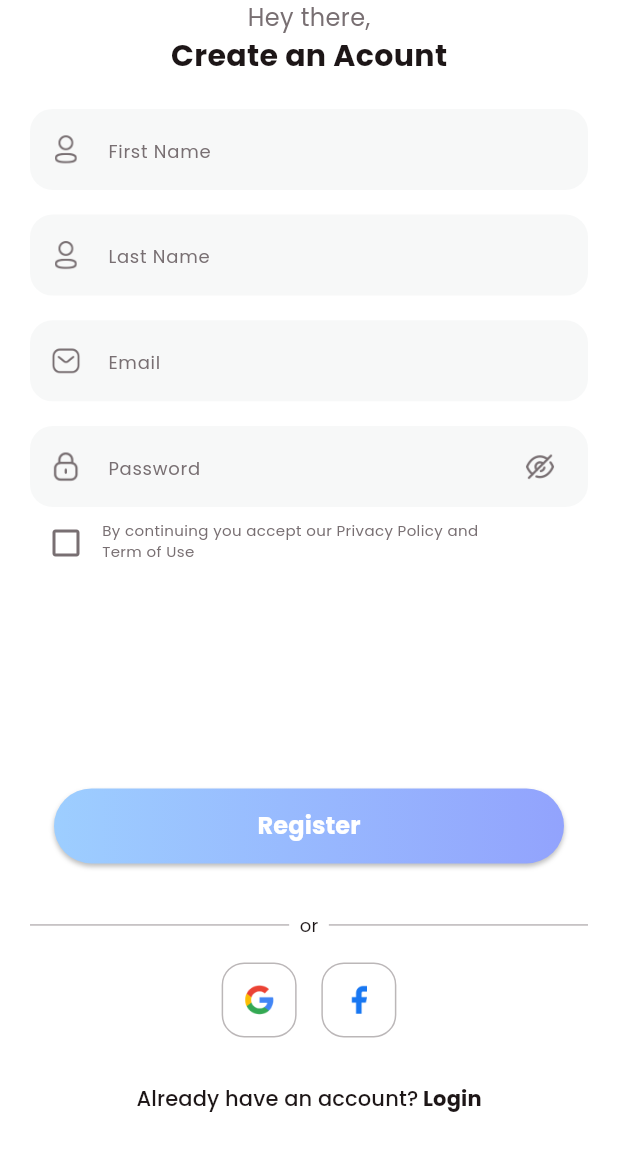
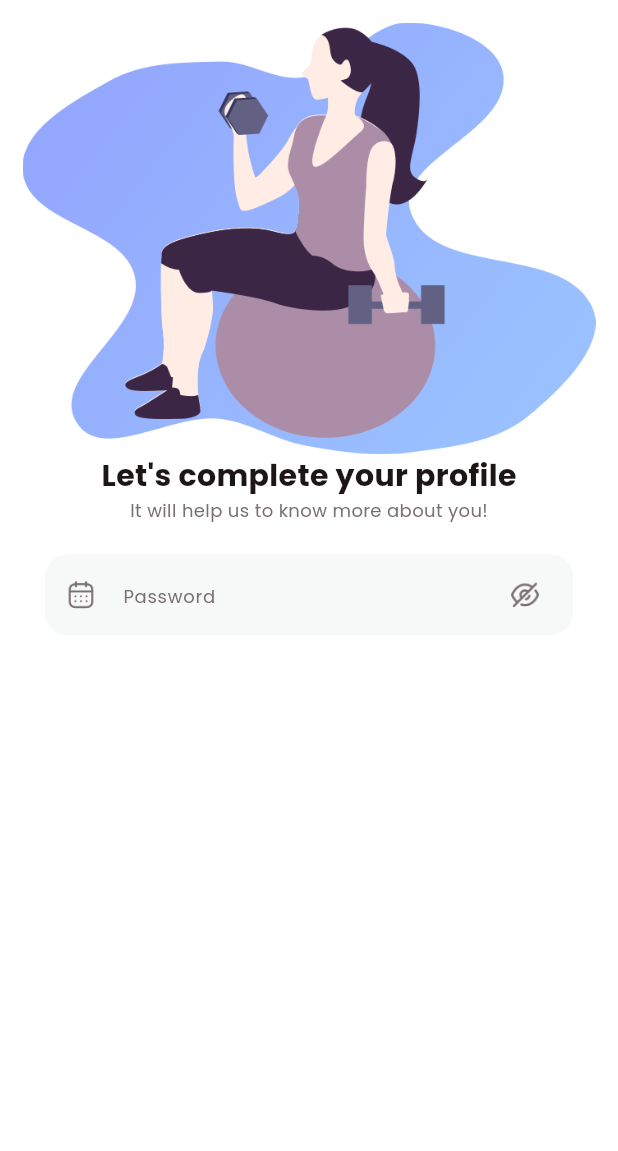
Before and after one commit to SamaM80/fitness, a Flutter app: the SingupView screen opened directly, after a tap on "Register", on a phone screen of 412 x 824 dp. Shown: the top 1151 px of the screen. Run offline on Flutter 3.47's test engine with Material 3 defaults, Android fonts, the phone set to English and light mode, and no system bars.

Commit message:
Update navigation in SingupView; add CompleteProfilView and adjust home widget

```diff
--- a/lib/main.dart
+++ b/lib/main.dart
@@ -1,7 +1,7 @@
 import 'package:fitness01/common/color_extension.dart';
 import 'package:fitness01/view/login/singup_view.dart';
-//import 'package:fitness01/view/on_boarding/on_boarding_view.dart';
-//import 'package:fitness01/view/on_boarding/started_view.dart';
+import 'package:fitness01/view/on_boarding/on_boarding_view.dart';
+import 'package:fitness01/view/on_boarding/started_view.dart';
 import 'package:flutter/material.dart';
 
 void main() {
@@ -36,7 +36,7 @@ class MyApp extends StatelessWidget {
         primaryColor: Tcolor.primaryColor1,
         fontFamily: "Poppins",
       ),
-      home: const SingupView(),
+      home: const StartedView(),
     );
   }
 }
--- /dev/null
+++ b/lib/view/login/complete_profil.dart
@@ -0,0 +1,78 @@
+import 'package:fitness01/common/color_extension.dart';
+import 'package:fitness01/common_widget/round_textfield.dart';
+import 'package:flutter/material.dart';
+
+class CompleteProfilView extends StatefulWidget {
+  const CompleteProfilView({super.key});
+
+  @override
+  State<CompleteProfilView> createState() => _CompleteProfilViewState();
+}
+
+class _CompleteProfilViewState extends State<CompleteProfilView> {
+  @override
+  Widget build(BuildContext context) {
+    var media = MediaQuery.of(context).size;
+    return Scaffold(
+      backgroundColor: Tcolor.white,
+      body: SingleChildScrollView(
+        child: SafeArea(
+          child: Padding(
+            padding: const EdgeInsets.all(15.0),
+            child: Column(
+              children: [
+                Image.asset(
+                  "assets/img/complete_profile.png",
+                  width: media.width,
+                  fit: BoxFit.fitWidth,
+                ),
+
+                Text(
+                  "Let's complete your profile",
+                  style: TextStyle(
+                    color: Tcolor.black,
+                    fontSize: 20,
+                    fontWeight: FontWeight.w700,
+                  ),
+                ),
+                Text(
+                  "It will help us to know more about you!",
+                  style: TextStyle(color: Tcolor.gray, fontSize: 12),
+                ),
+                SizedBox(height: media.width * 0.05),
+                Padding(
+                  padding: const EdgeInsets.symmetric(horizontal: 15.0),
+                  child: Column(
+                    children: [
+                      RoundTextField(
+                        hintText: "Password",
+                        icon: "assets/img/date.png",
+                        keyboardType: TextInputType.emailAddress,
+                        obscureText: true,
+                        rightIcon: TextButton(
+                          onPressed: () {},
+                          child: Container(
+                            alignment: Alignment.center,
+                            width: 20,
+                            height: 20,
+                            child: Image.asset(
+                              "assets/img/show_password.png",
+                              width: 20,
+                              height: 20,
+                              fit: BoxFit.contain,
+                              color: Tcolor.gray,
+                            ),
+                          ),
+                        ),
+                      ),
+                    ],
+                  ),
+                ),
+              ],
+            ),
+          ),
+        ),
+      ),
+    );
+  }
+}
--- a/lib/view/login/singup_view.dart
+++ b/lib/view/login/singup_view.dart
@@ -1,6 +1,7 @@
 import 'package:fitness01/common/color_extension.dart';
 import 'package:fitness01/common_widget/round_button.dart';
 import 'package:fitness01/common_widget/round_textfield.dart';
+import 'package:fitness01/view/login/complete_profil.dart';
 import 'package:flutter/material.dart';
 
 class SingupView extends StatefulWidget {
@@ -98,7 +99,17 @@ class _SingupViewState extends State<SingupView> {
                   ],
                 ),
                 SizedBox(height: media.width * 0.3),
-                RoundButton(title: "Register", onPressed: () {}),
+                RoundButton(
+                  title: "Register",
+                  onPressed: () {
+                    Navigator.push(
+                      context,
+                      MaterialPageRoute(
+                        builder: (context) => CompleteProfilView(),
+                      ),
+                    );
+                  },
+                ),
                 SizedBox(height: media.width * 0.04),
                 Row(
                   children: [
```
